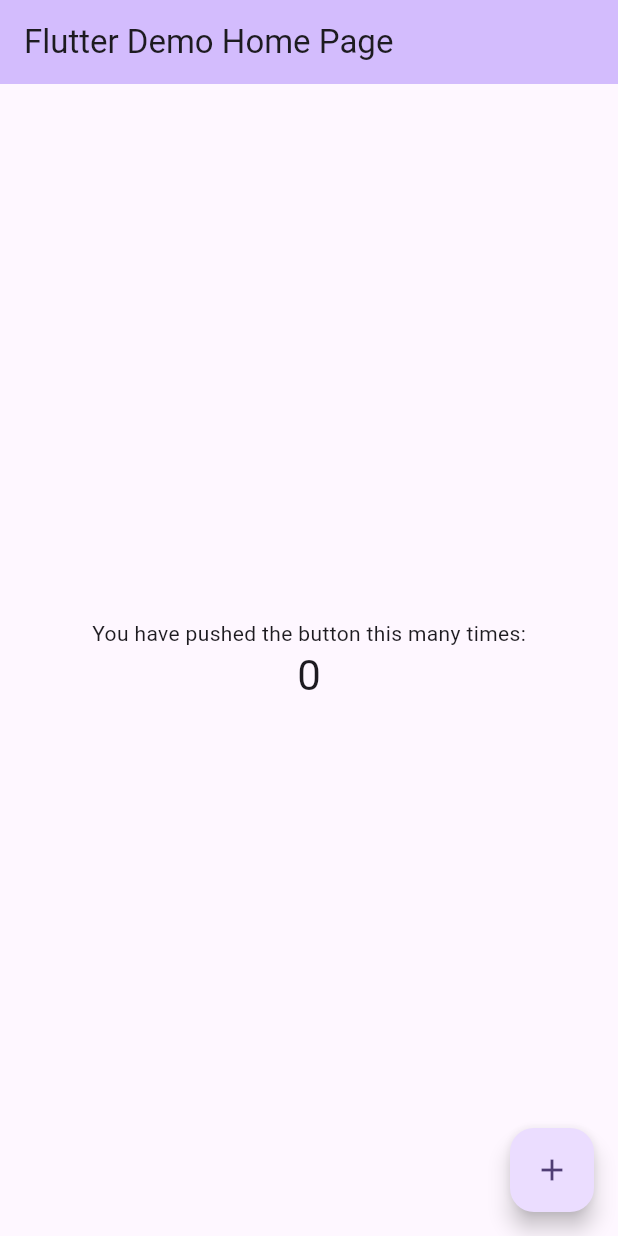
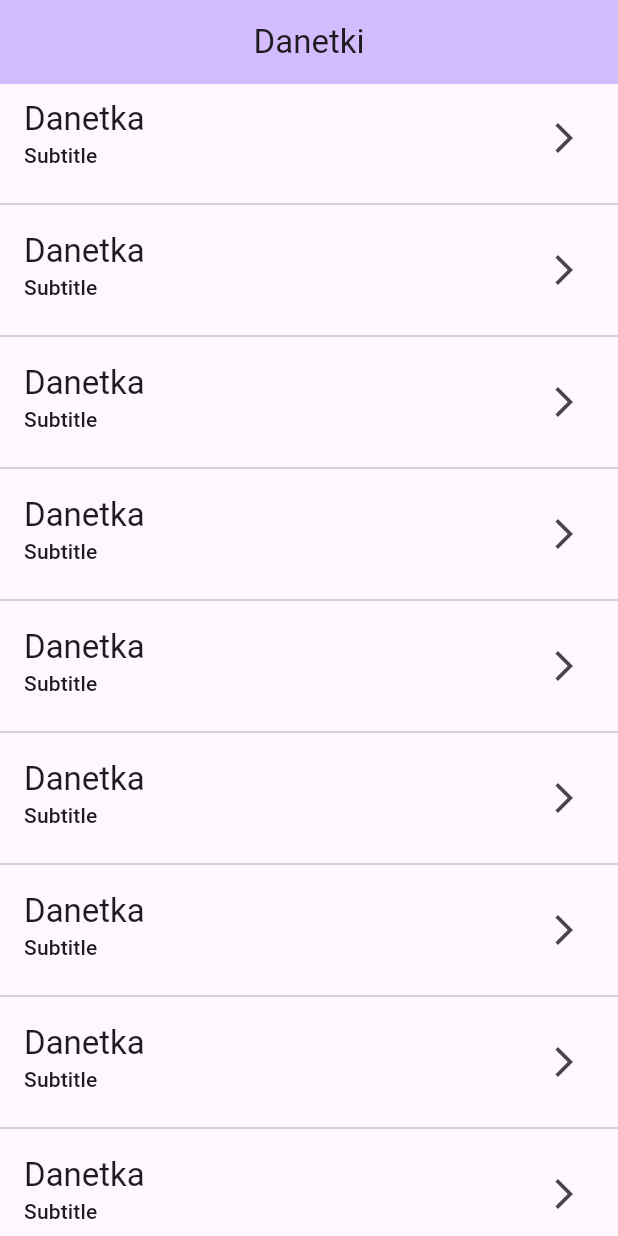
Before and after one commit to ileshchanka/danetki_flutter, a Flutter app: the screen it shows after launch, on a phone screen of 412 x 824 dp. Run offline on Flutter 3.47's test engine with Material 3 defaults, Android fonts, the phone set to English and light mode, and no system bars.

Commit message:
Extract main screen

```diff
--- /dev/null
+++ b/lib/home/HomePage.dart
@@ -0,0 +1,117 @@
+import 'package:flutter/material.dart';
+
+class MyHomePage extends StatefulWidget {
+  const MyHomePage({super.key, required this.title});
+
+  final String title;
+
+  @override
+  State<MyHomePage> createState() {
+    return _MyHomePageState();
+  }
+}
+
+class _MyHomePageState extends State<MyHomePage> {
+  int _counter = 0;
+
+  void _incrementCounter() {
+    setState(() {
+      _counter++;
+    });
+  }
+
+  @override
+  Widget build(BuildContext context) {
+    return Scaffold(
+      appBar: AppBar(
+        backgroundColor: Theme.of(context).colorScheme.inversePrimary,
+        title: Text(widget.title),
+        centerTitle: true,
+      ),
+      body: ListView.separated(
+        itemCount: 10, // TODO Fix
+        itemBuilder: (context, i) => ListTile(
+          title: Text("Danetka", style: Theme.of(context).textTheme.titleLarge),
+          subtitle: Text("Subtitle", style: Theme.of(context).textTheme.titleSmall),
+          trailing: const Icon(Icons.arrow_forward_ios),
+        ),
+
+        separatorBuilder: (context, i) => const Divider(),
+      ),
+
+      // body: Center(
+      //   child: Column(
+      //     mainAxisAlignment: MainAxisAlignment.center,
+      //     children: <Widget>[class MyHomePage extends StatefulWidget {
+      //   const MyHomePage({super.key, required this.title});
+      //
+      //   final String title;
+      //
+      //   @override
+      //   State<MyHomePage> createState() => _MyHomePageState();
+      // }
+      //
+      // class _MyHomePageState extends State<MyHomePage> {
+      //   int _counter = 0;
+      //
+      //   void _incrementCounter() {
+      //     setState(() {
+      //       _counter++;
+      //     });
+      //   }
+      //
+      //   @override
+      //   Widget build(BuildContext context) {
+      //     return Scaffold(
+      //       appBar: AppBar(
+      //         backgroundColor: Theme
+      //             .of(context)
+      //             .colorScheme
+      //             .inversePrimary,
+      //         title: Text(widget.title),
+      //       ),
+      //       body: ListView.builder(
+      //           itemCount: 10, // TODO Fix
+      //           itemBuilder: (context, i) => const ListTile(
+      //             title: Text("Danetka")
+      //           )),
+      //       // body: Center(
+      //       //   child: Column(
+      //       //     mainAxisAlignment: MainAxisAlignment.center,
+      //       //     children: <Widget>[
+      //       //       const Text(
+      //       //         'You have pushed the button this many times:',
+      //       //       ),
+      //       //       Text(
+      //       //         '$_counter',
+      //       //         style: Theme.of(context).textTheme.headlineMedium,
+      //       //       ),
+      //       //     ],
+      //       //   ),
+      //       // ),
+      //       // floatingActionButton: FloatingActionButton(
+      //       //   onPressed: _incrementCounter,
+      //       //   tooltip: 'Increment',
+      //       //   child: const Icon(Icons.add),
+      //       // ), // This trailing comma makes auto-formatting nicer for build methods.
+      //     );
+      //   }
+      // }
+      //       const Text(
+      //         'You have pushed the button this many times:',
+      //       ),
+      //       Text(
+      //         '$_counter',
+      //         style: Theme.of(context).textTheme.headlineMedium,
+      //       ),
+      //     ],
+      //   ),
+      // ),
+      // floatingActionButton: FloatingActionButton(
+      //   onPressed: _incrementCounter,
+      //   tooltip: 'Increment',
+      //   child: const Icon(Icons.add),
+      // ), // This trailing comma makes auto-formatting nicer for build methods.
+    );
+  }
+}
--- /dev/null
+++ b/lib/home/test.dart
@@ -0,0 +1,21 @@
+import 'package:flutter/cupertino.dart';
+
+class Danetka extends StatelessWidget {
+  const Danetka({super.key});
+
+  @override
+  Widget build(BuildContext context) {
+    // TODO: implement build
+    throw UnimplementedError();
+  }
+}
+
+class Danetka2 extends StatefulWidget {
+  const Danetka2({super.key});
+
+  @override
+  State<StatefulWidget> createState() {
+    // TODO: implement createState
+    throw UnimplementedError();
+  }
+}
--- a/lib/main.dart
+++ b/lib/main.dart
@@ -1,4 +1,6 @@
 import 'package:flutter/material.dart';
+
+import 'home/HomePage.dart';
 
 void main() {
   runApp(const MyApp());
@@ -15,55 +17,7 @@ class MyApp extends StatelessWidget {
         colorScheme: ColorScheme.fromSeed(seedColor: Colors.deepPurple),
         useMaterial3: true,
       ),
-      home: const MyHomePage(title: 'Flutter Demo Home Page'),
+      home: const MyHomePage(title: 'Danetki'),
     );
   }
 }
-
-class MyHomePage extends StatefulWidget {
-  const MyHomePage({super.key, required this.title});
-
-  final String title;
-
-  @override
-  State<MyHomePage> createState() => _MyHomePageState();
-}
-
-class _MyHomePageState extends State<MyHomePage> {
-  int _counter = 0;
-
-  void _incrementCounter() {
-    setState(() {
-      _counter++;
-    });
-  }
-
-  @override
-  Widget build(BuildContext context) {
-    return Scaffold(
-      appBar: AppBar(
-        backgroundColor: Theme.of(context).colorScheme.inversePrimary,
-        title: Text(widget.title),
-      ),
-      body: Center(
-        child: Column(
-          mainAxisAlignment: MainAxisAlignment.center,
-          children: <Widget>[
-            const Text(
-              'You have pushed the button this many times:',
-            ),
-            Text(
-              '$_counter',
-              style: Theme.of(context).textTheme.headlineMedium,
-            ),
-          ],
-        ),
-      ),
-      floatingActionButton: FloatingActionButton(
-        onPressed: _incrementCounter,
-        tooltip: 'Increment',
-        child: const Icon(Icons.add),
-      ), // This trailing comma makes auto-formatting nicer for build methods.
-    );
-  }
-}
```
